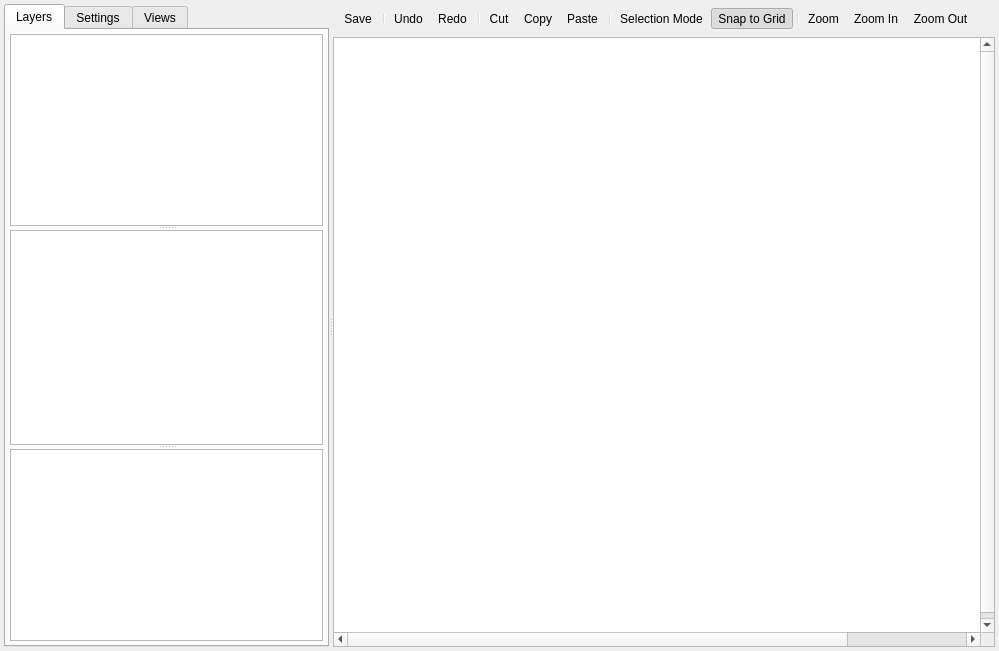
Old version of the form Editors/RoomEditor.ui in the repository enigma-dev/RadialGM.
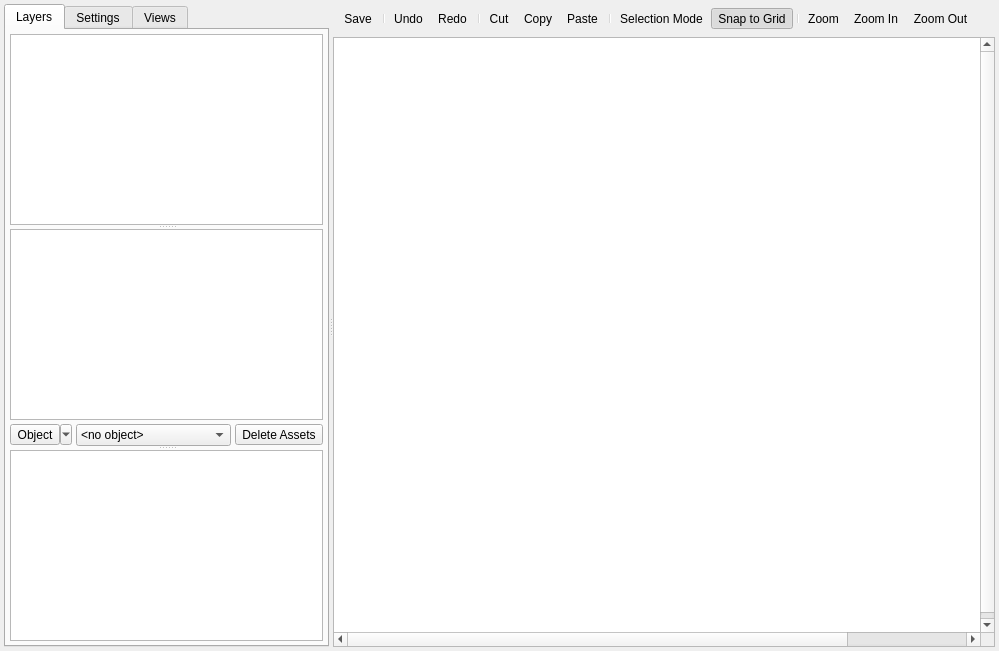
New version of the form. The open tabs and pages were chosen to show the change. Icons and pictures are not drawn.

Commit message: add assets toolbox for add/delete

What changed in the file:
```diff
--- a/Editors/RoomEditor.ui
+++ b/Editors/RoomEditor.ui
@@ -86,6 +86,9 @@
         <string>Layers</string>
        </attribute>
        <layout class="QVBoxLayout" name="verticalLayout_2">
+        <property name="spacing">
+         <number>4</number>
+        </property>
         <property name="leftMargin">
          <number>4</number>
         </property>
@@ -108,6 +111,12 @@
             <enum>QAbstractItemView::ExtendedSelection</enum>
            </property>
           </widget>
+          <widget class="QWidget" name="">
+           <layout class="QVBoxLayout" name="layersAssetsLayout">
+            <property name="spacing">
+             <number>4</number>
+            </property>
+            <item>
           <widget class="QTreeView" name="layersAssetsView">
            <property name="sizePolicy">
             <sizepolicy hsizetype="Expanding" vsizetype="Expanding">
@@ -133,6 +142,62 @@
            <property name="uniformRowHeights">
             <bool>true</bool>
            </property>
+             </widget>
+            </item>
+            <item>
+             <layout class="QHBoxLayout" name="layersAssetsTools">
+              <property name="spacing">
+               <number>4</number>
+              </property>
+              <item>
+               <widget class="QToolButton" name="addAssetButton">
+                <property name="text">
+                 <string>Object</string>
+                </property>
+                <property name="icon">
+                 <iconset resource="../images.qrc">
+                  <normaloff>:/actions/add.png</normaloff>:/actions/add.png</iconset>
+                </property>
+                <property name="popupMode">
+                 <enum>QToolButton::MenuButtonPopup</enum>
+                </property>
+                <property name="toolButtonStyle">
+                 <enum>Qt::ToolButtonTextBesideIcon</enum>
+                </property>
+               </widget>
+              </item>
+              <item>
+               <widget class="QComboBox" name="addAssetCombo">
+                <property name="sizePolicy">
+                 <sizepolicy hsizetype="Preferred" vsizetype="Fixed">
+                  <horstretch>0</horstretch>
+                  <verstretch>0</verstretch>
+                 </sizepolicy>
+                </property>
+                <item>
+                 <property name="text">
+                  <string>&lt;no object&gt;</string>
+                 </property>
+                </item>
+               </widget>
+              </item>
+              <item>
+               <widget class="QToolButton" name="deleteAssetButton">
+                <property name="toolTip">
+                 <string>Delete Assets</string>
+                </property>
+                <property name="text">
+                 <string>Delete Assets</string>
+                </property>
+                <property name="icon">
+                 <iconset resource="../images.qrc">
+                  <normaloff>:/actions/delete.png</normaloff>:/actions/delete.png</iconset>
+                </property>
+               </widget>
+              </item>
+             </layout>
+            </item>
+           </layout>
           </widget>
           <widget class="QTableView" name="layersPropertiesView">
            <property name="editTriggers">
```
Left out of the diff: 2 changed lines with no effect on the pictures. Lines whose indentation alone changed are shown as unchanged.
